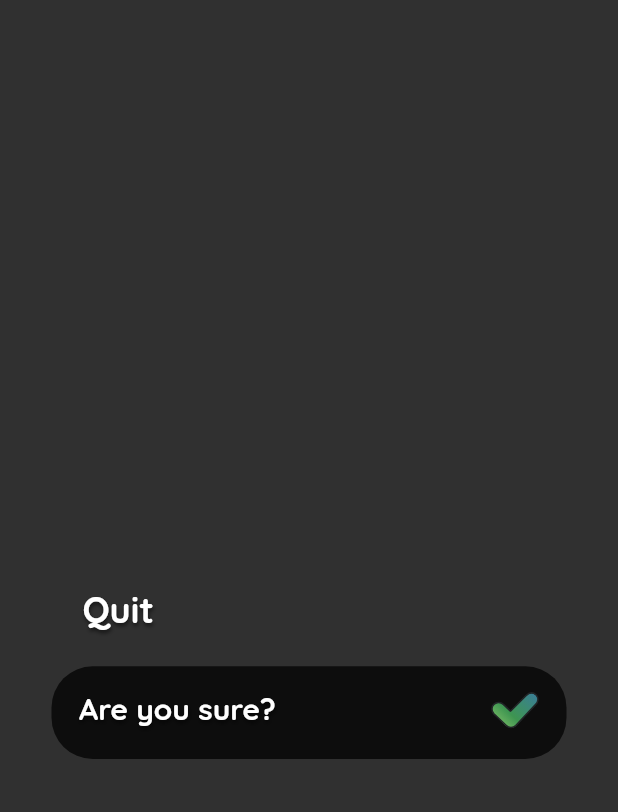
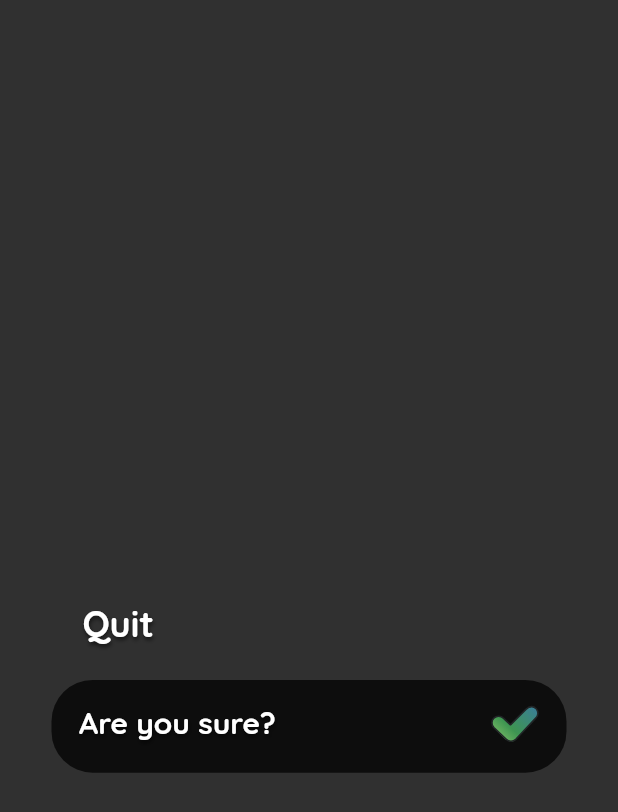
Before and after one commit to manjav/shooddice, a Flutter app: what quit() shows on an empty page, opened directly, on a phone screen of 412 x 824 dp. Shown: the top 812 px of the screen. Run offline on Flutter 3.47's test engine with Material 2 defaults, Android fonts, the phone set to English and light mode, and no system bars; our stand-ins replace device_info, firebase_analytics, firebase_core, flutter_local_notifications, flutter_rating_bar, flutter_svg and 8 more; missing offline and left inert: appsflyer_sdk, flame, flame_svg, in_app_purchase_android, smartlook, soundpool and 1 more; accounts and stored records are empty; statements that could not run were skipped.

Commit message:
Hide stat button on quit message

```diff
--- a/numbers/lib/overlays/all.dart
+++ b/numbers/lib/overlays/all.dart
@@ -59,7 +59,7 @@ class Overlays {
                   top: 38.d, left: 66.d, child: Components.coins(context)),
           Column(mainAxisAlignment: MainAxisAlignment.center, children: [
             Padding(
-                padding: EdgeInsets.fromLTRB(48.d, 64.d, 48.d, 20.d),
+                padding: EdgeInsets.fromLTRB(48.d, 80.d, 48.d, 20.d),
                 child: Row(
                     mainAxisAlignment: MainAxisAlignment.spaceBetween,
                     children: [
@@ -437,6 +437,7 @@ class Overlays {
     return basic(context,
         hasClose: false,
         coinButton: SizedBox(),
+        statsButton: SizedBox(),
         scoreButton: SizedBox(),
         padding: EdgeInsets.fromLTRB(16.d, 4.d, 16.d, 8.d),
         height: 54.d,
```
